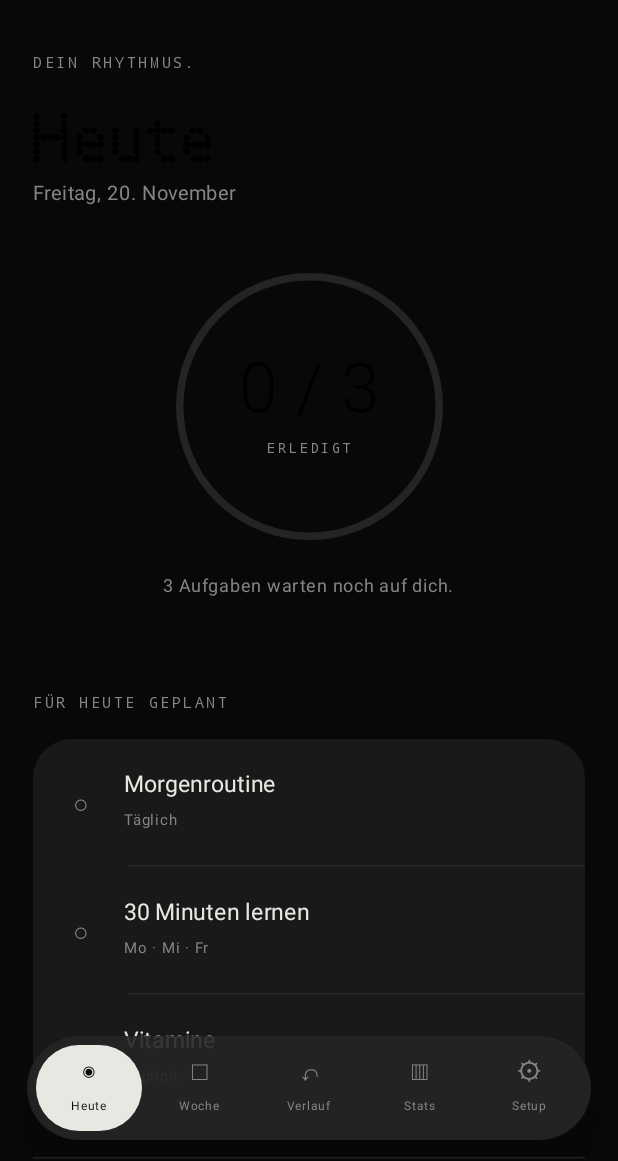
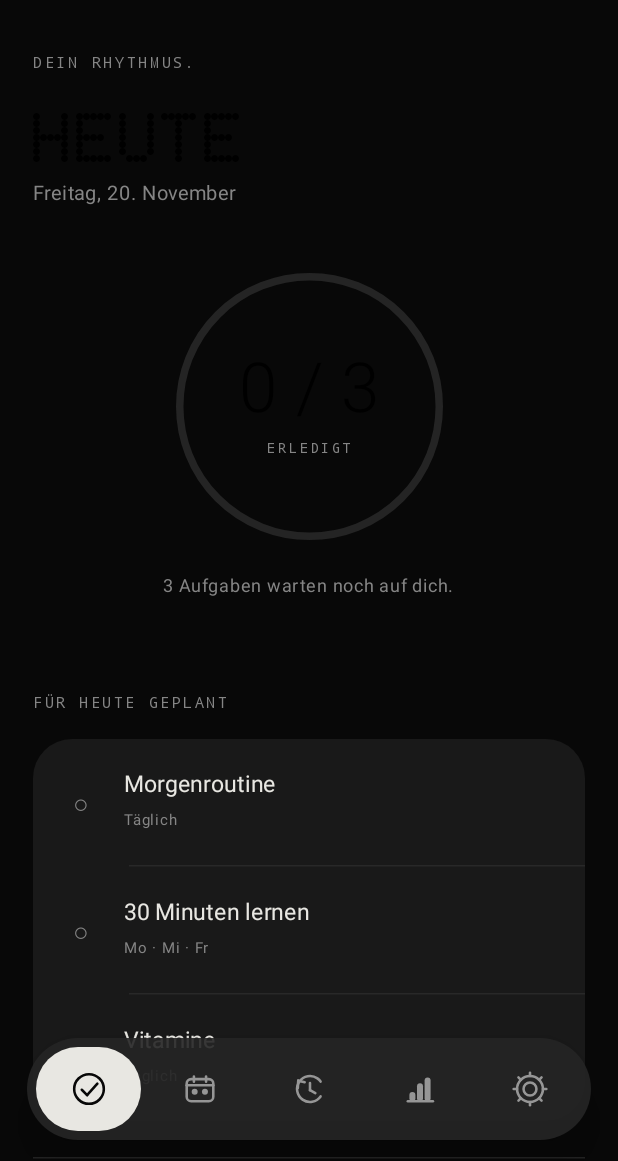
Before and after one commit to lukaechen/NPlanner, an Android app built with Jetpack Compose: the screen it shows after launch (MainActivity), on a phone screen of 412 x 824 dp, the part 75-1236 px from its top. Run offline under Robolectric (Android 15) with nearby library versions, the phone set to English and light mode, and no system bars.

Commit message:
Add files via upload

```diff
--- a/app/src/main/java/at/lukaechen/nplanner/MainActivity.kt
+++ b/app/src/main/java/at/lukaechen/nplanner/MainActivity.kt
@@ -115,7 +115,7 @@ class MainActivity : ComponentActivity() {
             onDismissRequest = { addDialog = false },
             containerColor = Panel,
             shape = RoundedCornerShape(28.dp),
-            title = { Text("Neue Aufgabe", fontFamily = ndot, fontSize = 24.sp) },
+            title = { Text("NEUE AUFGABE", fontFamily = ndot, fontSize = 24.sp) },
             text = { OutlinedTextField(newName, { newName = it.take(60) }, label = { Text("Bezeichnung") }, singleLine = true) },
             confirmButton = { TextButton(enabled = newName.isNotBlank(), onClick = {
                 rules = rules + Rule(UUID.randomUUID().toString(), newName.trim(), (1..7).toSet())
@@ -140,12 +140,12 @@ class MainActivity : ComponentActivity() {
 @Composable private fun TodayScreen(ndot: FontFamily, date: LocalDate, rules: List<Rule>, completed: (Rule) -> Boolean, setCompleted: (Rule, Boolean) -> Unit, tick: Int) {
     val done = remember(rules, date, tick) { rules.count(completed) }
     val progress by animateFloatAsState(if (rules.isEmpty()) 1f else done.toFloat() / rules.size, label = "progress")
-    Screen(ndot, "DEIN RHYTHMUS.", "Heute", date.format(DateTimeFormatter.ofPattern("EEEE, d. MMMM", Locale.GERMAN))) {
+    Screen(ndot, "DEIN RHYTHMUS.", "HEUTE", date.format(DateTimeFormatter.ofPattern("EEEE, d. MMMM", Locale.GERMAN))) {
         ProgressOrbit(progress, done, rules.size)
         Text(if (done == rules.size) "Dein Tag ist abgeschlossen." else "${rules.size - done} ${if (rules.size - done == 1) "Aufgabe wartet" else "Aufgaben warten"} noch auf dich.", color = Muted, fontSize = 12.sp, modifier = Modifier.align(Alignment.CenterHorizontally))
         Spacer(Modifier.height(28.dp))
         if (done == rules.size) {
-            Text("Für heute fertig.", fontFamily = ndot, fontSize = 30.sp, modifier = Modifier.align(Alignment.CenterHorizontally))
+            Text("FÜR HEUTE FERTIG.", fontFamily = ndot, fontSize = 30.sp, modifier = Modifier.align(Alignment.CenterHorizontally))
             Text("Alles erledigt. Der Rest des Tages gehört dir.", color = Muted, fontSize = 13.sp, modifier = Modifier.align(Alignment.CenterHorizontally).padding(top = 8.dp, bottom = 25.dp))
         } else {
             SectionLabel("FÜR HEUTE GEPLANT")
@@ -192,7 +192,7 @@ class MainActivity : ComponentActivity() {
 @Composable private fun WeekScreen(ndot: FontFamily, date: LocalDate, rules: List<Rule>, prefs: android.content.SharedPreferences, tick: Int, refresh: () -> Unit) {
     var selected by remember { mutableIntStateOf(date.dayOfWeek.value) }
     val monday = date.minusDays((date.dayOfWeek.value - 1).toLong())
-    Screen(ndot, "PLATZ FÜR FLEXIBILITÄT.", "Deine Woche", "${monday.format(DateTimeFormatter.ofPattern("d. MMM"))} – ${monday.plusDays(6).format(DateTimeFormatter.ofPattern("d. MMM"))}") {
+    Screen(ndot, "PLATZ FÜR FLEXIBILITÄT.", "DEINE WOCHE", "${monday.format(DateTimeFormatter.ofPattern("d. MMM"))} – ${monday.plusDays(6).format(DateTimeFormatter.ofPattern("d. MMM"))}") {
         Row(Modifier.fillMaxWidth(), horizontalArrangement = Arrangement.spacedBy(6.dp)) { listOf("Mo","Di","Mi","Do","Fr","Sa","So").forEachIndexed { i, d -> FilterChip(selected == i+1, { selected = i+1 }, { Text(d, fontSize=10.sp) }, modifier=Modifier.weight(1f)) } }
         SectionLabel(listOf("MONTAG","DIENSTAG","MITTWOCH","DONNERSTAG","FREITAG","SAMSTAG","SONNTAG")[selected-1])
         Column(Modifier.clip(RoundedCornerShape(26.dp)).background(Panel)) { rules.filter { selected in it.days }.forEach { TaskRow(it, false) {} } }
@@ -202,7 +202,7 @@ class MainActivity : ComponentActivity() {
 }
 
 @Composable private fun HistoryScreen(ndot: FontFamily, date: LocalDate, rules: List<Rule>, completed: (Rule) -> Boolean, tick: Int) {
-    Screen(ndot, "JEDER TAG ZÄHLT.", "Rückblick", date.format(DateTimeFormatter.ofPattern("MMMM yyyy", Locale.GERMAN))) {
+    Screen(ndot, "JEDER TAG ZÄHLT.", "RÜCKBLICK", date.format(DateTimeFormatter.ofPattern("MMMM yyyy", Locale.GERMAN))) {
         Text("Der native Monatskalender wird im nächsten Datenbank-Schritt mit echten Tageswerten befüllt.", color = Muted)
         Spacer(Modifier.height(18.dp)); Surface(color=Panel, shape=RoundedCornerShape(26.dp), modifier=Modifier.fillMaxWidth()) { Text("Aktueller Tag: ${rules.count(completed)} von ${rules.size} erledigt", modifier=Modifier.padding(22.dp)) }
     }
@@ -210,7 +210,7 @@ class MainActivity : ComponentActivity() {
 
 @Composable private fun StatsScreen(ndot: FontFamily, date: LocalDate, rules: List<Rule>, completed: (Rule) -> Boolean, tick: Int) {
     val done = rules.count(completed)
-    Screen(ndot, "DRANBLEIBEN, NICHT PERFEKT SEIN.", "Fortschritt", "Aktueller Datenstand") {
+    Screen(ndot, "DRANBLEIBEN, NICHT PERFEKT SEIN.", "FORTSCHRITT", "Aktueller Datenstand") {
         ProgressOrbit(if(rules.isEmpty()) 1f else done.toFloat()/rules.size, done, rules.size)
         Row(Modifier.fillMaxWidth(), horizontalArrangement = Arrangement.spacedBy(12.dp)) { StatCard("HEUTE", "$done/${rules.size}", Modifier.weight(1f)); StatCard("SPORT", "3/4", Modifier.weight(1f)) }
     }
@@ -219,7 +219,7 @@ class MainActivity : ComponentActivity() {
 @Composable private fun StatCard(label: String, value: String, modifier: Modifier) { Surface(modifier, color=Panel, shape=RoundedCornerShape(24.dp)) { Column(Modifier.padding(20.dp)) { SectionLabel(label); Text(value, fontSize=34.sp) } } }
 
 @Composable private fun SetupScreen(ndot: FontFamily, rules: List<Rule>, onMove: (Int, Int) -> Unit, onAdd: () -> Unit) {
-    Screen(ndot, "DEINE REGELN.", "Einstellungen", "Einmal planen. Im Alltag nur erledigen.") {
+    Screen(ndot, "DEINE REGELN.", "EINSTELLUNGEN", "Einmal planen. Im Alltag nur erledigen.") {
         SectionLabel("REGELMÄSSIGE AUFGABEN")
         rules.forEachIndexed { index, rule ->
             Surface(color=Panel, shape=RoundedCornerShape(22.dp), modifier=Modifier.fillMaxWidth().padding(vertical=5.dp)) {
@@ -236,11 +236,60 @@ class MainActivity : ComponentActivity() {
     }
 }
 
+private enum class NavGlyph { TODAY, WEEK, HISTORY, STATS, SETUP }
+
 @Composable private fun GlyphNav(page: Int, select: (Int) -> Unit, modifier: Modifier) {
-    Surface(modifier.navigationBarsPadding().padding(horizontal=18.dp, vertical=14.dp).fillMaxWidth().height(69.dp), color=Color(0xE6252525), shape=RoundedCornerShape(36.dp), shadowElevation=14.dp) {
-        Row(Modifier.padding(6.dp), horizontalArrangement=Arrangement.spacedBy(3.dp)) {
-            listOf("Heute" to "◉", "Woche" to "□", "Verlauf" to "↶", "Stats" to "▥", "Setup" to "⚙").forEachIndexed { i, item ->
-                Column(Modifier.weight(1f).fillMaxHeight().clip(RoundedCornerShape(29.dp)).background(if(page==i) White else Color.Transparent).clickable { select(i) }, horizontalAlignment=Alignment.CenterHorizontally, verticalArrangement=Arrangement.Center) { Text(item.second, color=if(page==i) Bg else Muted, fontSize=17.sp); Text(item.first, color=if(page==i) Bg else Muted, fontSize=8.sp) }
+    val glyphs = listOf(NavGlyph.TODAY, NavGlyph.WEEK, NavGlyph.HISTORY, NavGlyph.STATS, NavGlyph.SETUP)
+    Surface(
+        modifier.navigationBarsPadding().padding(horizontal = 18.dp, vertical = 14.dp).fillMaxWidth().height(68.dp),
+        color = Color(0xE6252525), shape = RoundedCornerShape(34.dp), shadowElevation = 14.dp
+    ) {
+        Row(Modifier.padding(6.dp), horizontalArrangement = Arrangement.spacedBy(4.dp)) {
+            glyphs.forEachIndexed { i, glyph ->
+                Box(
+                    Modifier.weight(1f).fillMaxHeight().clip(CircleShape)
+                        .background(if (page == i) White else Color.Transparent)
+                        .clickable { select(i) },
+                    contentAlignment = Alignment.Center
+                ) { NavIcon(glyph, if (page == i) Bg else Color(0xFF969696)) }
+            }
+        }
+    }
+}
+
+@Composable private fun NavIcon(glyph: NavGlyph, color: Color) {
+    Canvas(Modifier.size(25.dp)) {
+        val w = 1.7.dp.toPx()
+        fun line(a: Offset, b: Offset) = drawLine(color, a, b, w, StrokeCap.Round)
+        when (glyph) {
+            NavGlyph.TODAY -> {
+                drawCircle(color, radius = size.minDimension * .39f, style = Stroke(w))
+                line(Offset(size.width*.31f,size.height*.52f), Offset(size.width*.45f,size.height*.66f))
+                line(Offset(size.width*.45f,size.height*.66f), Offset(size.width*.72f,size.height*.36f))
+            }
+            NavGlyph.WEEK -> {
+                val left=size.width*.15f; val top=size.height*.24f; val right=size.width*.85f; val bottom=size.height*.82f
+                drawRoundRect(color, Offset(left,top), Size(right-left,bottom-top), cornerRadius=androidx.compose.ui.geometry.CornerRadius(3.dp.toPx()), style=Stroke(w))
+                line(Offset(left, size.height*.40f), Offset(right,size.height*.40f))
+                line(Offset(size.width*.34f,size.height*.17f),Offset(size.width*.34f,size.height*.31f)); line(Offset(size.width*.66f,size.height*.17f),Offset(size.width*.66f,size.height*.31f))
+                drawCircle(color,2.dp.toPx(),Offset(size.width*.36f,size.height*.57f)); drawCircle(color,2.dp.toPx(),Offset(size.width*.63f,size.height*.57f))
+            }
+            NavGlyph.HISTORY -> {
+                drawArc(color, 35f, 290f, false, Offset(size.width*.16f,size.height*.16f), Size(size.width*.68f,size.height*.68f), style=Stroke(w,cap=StrokeCap.Round))
+                line(Offset(size.width*.19f,size.height*.28f),Offset(size.width*.18f,size.height*.47f)); line(Offset(size.width*.19f,size.height*.28f),Offset(size.width*.36f,size.height*.32f))
+                line(Offset(size.width*.50f,size.height*.34f),Offset(size.width*.50f,size.height*.53f)); line(Offset(size.width*.50f,size.height*.53f),Offset(size.width*.64f,size.height*.61f))
+            }
+            NavGlyph.STATS -> {
+                val base=size.height*.82f; line(Offset(size.width*.18f,base),Offset(size.width*.84f,base))
+                listOf(.30f to .58f,.50f to .35f,.70f to .20f).forEach { (x,t) ->
+                    drawRoundRect(color, Offset(size.width*x-2.dp.toPx(),size.height*t), Size(4.dp.toPx(),base-size.height*t), cornerRadius=androidx.compose.ui.geometry.CornerRadius(2.dp.toPx()))
+                }
+            }
+            NavGlyph.SETUP -> {
+                drawCircle(color, radius=size.width*.17f, style=Stroke(w)); drawCircle(color,radius=size.width*.34f,style=Stroke(w))
+                repeat(8){i-> val a=Math.toRadians((i*45).toDouble()); val c=Offset(size.width/2,size.height/2); val r1=size.width*.34f; val r2=size.width*.43f
+                    line(Offset(c.x+(kotlin.math.cos(a)*r1).toFloat(),c.y+(kotlin.math.sin(a)*r1).toFloat()),Offset(c.x+(kotlin.math.cos(a)*r2).toFloat(),c.y+(kotlin.math.sin(a)*r2).toFloat()))
+                }
             }
         }
     }
--- /dev/null
+++ b/app/src/main/res/font/NDOT_DATEI_HIER_ABLAGE.txt
@@ -0,0 +1,7 @@
+Die vorhandene Schriftdatei muss exakt so heißen:
+ndot_47.otf
+
+Zielpfad:
+app/src/main/res/font/ndot_47.otf
+
+Diese Hinweisedatei anschließend löschen.
```
Also changed, not shown: 1 other file.
